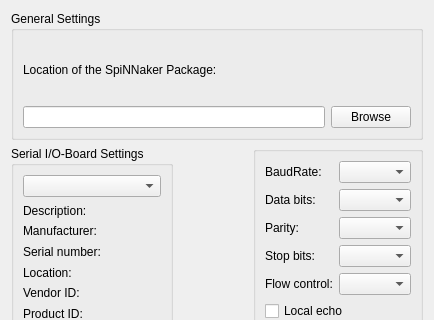
chargen/spice-gui, file settingsdialog.ui: the form before one commit; both pictures show x 0 to 434 and y 0 to 320 of the 434 by 507 pixel window.
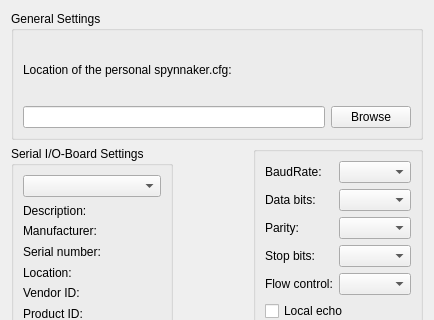
The form after the commit.

Commit message: towards integrating the new SpiNNaker-Package features: spynnaker.cfg read out and first database operations. Current version is CORRUPTED! pls stay tuned ...

```diff
--- a/settingsdialog.ui
+++ b/settingsdialog.ui
@@ -235,7 +235,7 @@
       <item row="0" column="0">
        <widget class="QLabel" name="spinnakerPackageLabel">
         <property name="text">
-         <string>Location of the SpiNNaker Package:</string>
+         <string>Location of the personal spynnaker.cfg:</string>
         </property>
        </widget>
       </item>
```
Left out of the diff: 6 changed lines with no effect on the pictures. The commit also changes 15 other files.
